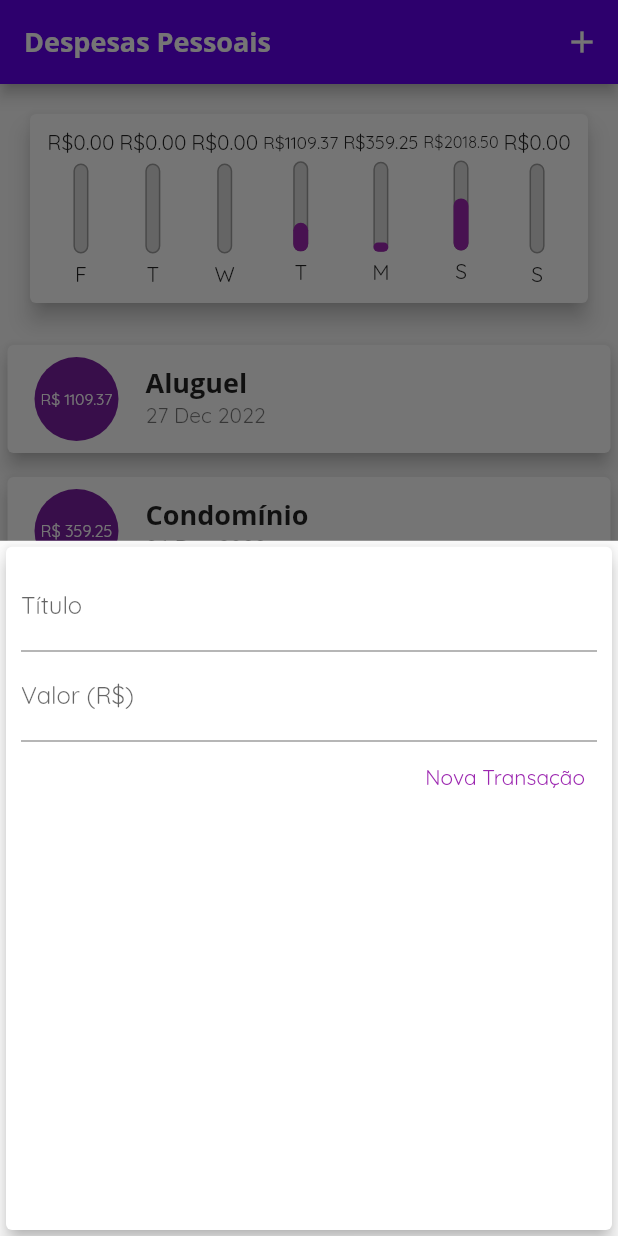
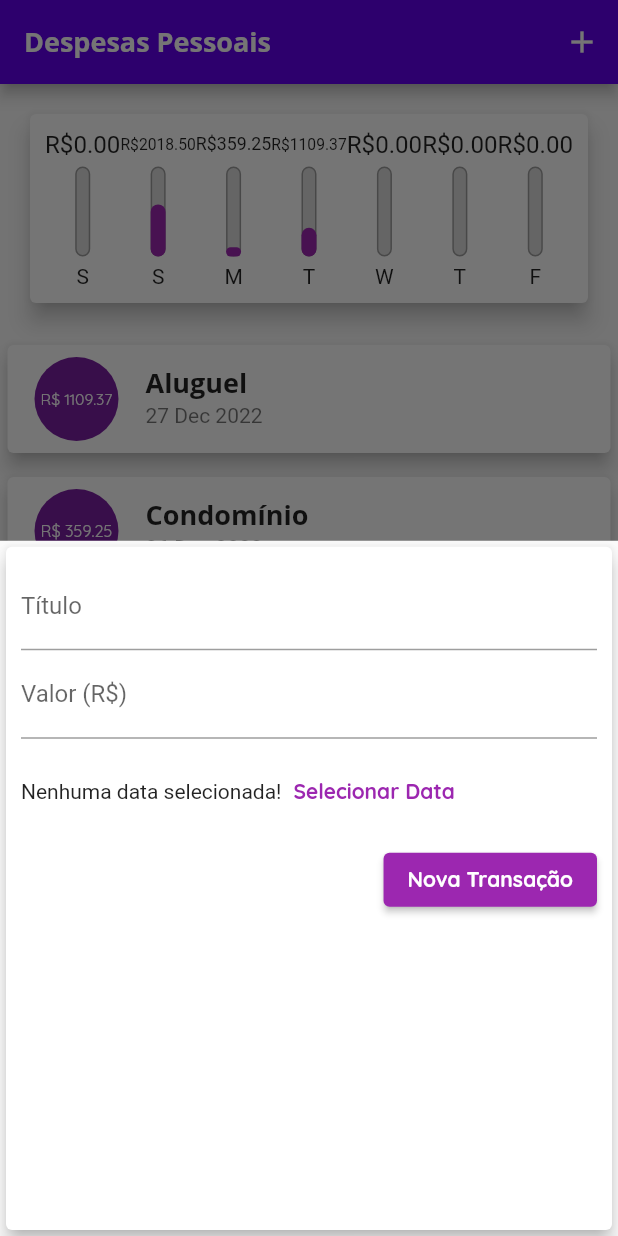
Before and after one commit to teilorbarcelos/personal-expenses-flutter, a Flutter app: the screen it shows after launch, after a tap on the "add" icon, on a phone screen of 412 x 824 dp. Run offline on Flutter 3.47's test engine with Material 2 defaults, Android fonts, the light colour scheme and no system bars.

Commit message:
default button style added

```diff
--- a/lib/components/chart.dart
+++ b/lib/components/chart.dart
@@ -22,7 +22,7 @@ class Chart extends StatelessWidget {
       }
 
       return {'day': DateFormat.E().format(weekDay)[0], 'value': daySum};
-    });
+    }).reversed.toList();
   }
 
   const Chart({required this.recentTransactions, super.key});
--- a/lib/components/chart_bar.dart
+++ b/lib/components/chart_bar.dart
@@ -16,7 +16,10 @@ class ChartBar extends StatelessWidget {
   Widget build(BuildContext context) {
     return Column(
       children: [
-        FittedBox(child: Text('R\$${dayValue.toStringAsFixed(2)}')),
+        Container(
+          height: 20,
+          child: FittedBox(child: Text('R\$${dayValue.toStringAsFixed(2)}')),
+        ),
         SizedBox(height: 5),
         Container(
           height: 60,
--- a/lib/components/transaction_form.dart
+++ b/lib/components/transaction_form.dart
@@ -1,3 +1,5 @@
+import 'dart:ui';
+
 import 'package:flutter/material.dart';
 
 class TransactionForm extends StatefulWidget {
@@ -42,14 +44,36 @@ class _TransactionFormState extends State<TransactionForm> {
                 keyboardType: TextInputType.numberWithOptions(decimal: true),
                 onSubmitted: (_) => _submitForm(),
                 decoration: InputDecoration(labelText: 'Valor (R\$)')),
+            Container(
+              height: 70,
+              child: Row(
+                children: [
+                  Text('Nenhuma data selecionada!'),
+                  TextButton(
+                    onPressed: () {},
+                    child: Text('Selecionar Data',
+                        style: TextStyle(
+                          color: Theme.of(context).primaryColor,
+                          fontWeight: FontWeight.bold,
+                        )),
+                  ),
+                ],
+              ),
+            ),
             Row(
               mainAxisAlignment: MainAxisAlignment.end,
               children: [
-                TextButton(
+                ElevatedButton(
+                    style: ElevatedButton.styleFrom(
+                      backgroundColor: Theme.of(context).primaryColor,
+                    ),
                     onPressed: _submitForm,
                     child: Text(
                       'Nova Transação',
-                      style: TextStyle(color: Colors.purple),
+                      style: TextStyle(
+                        color: Theme.of(context).textTheme.button?.color,
+                        fontWeight: FontWeight.bold,
+                      ),
                     )),
               ],
             )
--- a/lib/main.dart
+++ b/lib/main.dart
@@ -17,15 +17,23 @@ class ExpensesApp extends StatelessWidget {
     return MaterialApp(
       home: MyHomePage(),
       theme: ThemeData(
-          primarySwatch: Colors.purple,
-          colorScheme: ColorScheme.light(secondary: Colors.amber),
-          fontFamily: 'Quicksand',
-          appBarTheme: AppBarTheme(
-              toolbarTextStyle: TextStyle(
+        primarySwatch: Colors.purple,
+        colorScheme: ColorScheme.light(secondary: Colors.amber),
+        fontFamily: 'Quicksand',
+        textTheme: ThemeData.light().textTheme.copyWith(
+              button: TextStyle(
+                color: Colors.white,
+                fontWeight: FontWeight.bold,
+              ),
+            ),
+        appBarTheme: AppBarTheme(
+          toolbarTextStyle: TextStyle(
             fontFamily: 'OpenSans',
             fontSize: 18,
             fontWeight: FontWeight.bold,
-          ))),
+          ),
+        ),
+      ),
     );
   }
 }
@@ -49,8 +57,16 @@ class _MyHomePageState extends State<MyHomePage> {
         title: 'Condomínio',
         value: 359.25,
         date: DateTime.now().subtract(Duration(days: 4))),
-    Transaction(id: 't3', title: '#01', value: 1359.25, date: DateTime.now().subtract(Duration(days: 5))),
-    Transaction(id: 't4', title: '#02', value: 659.25, date: DateTime.now().subtract(Duration(days: 5))),
+    Transaction(
+        id: 't3',
+        title: '#01',
+        value: 1359.25,
+        date: DateTime.now().subtract(Duration(days: 5))),
+    Transaction(
+        id: 't4',
+        title: '#02',
+        value: 659.25,
+        date: DateTime.now().subtract(Duration(days: 5))),
     // Transaction(id: 't5', title: '#03', value: 359.25, date: DateTime.now()),
     // Transaction(id: 't6', title: '#04', value: 359.25, date: DateTime.now()),
     // Transaction(id: 't7', title: '#05', value: 359.25, date: DateTime.now()),
```
